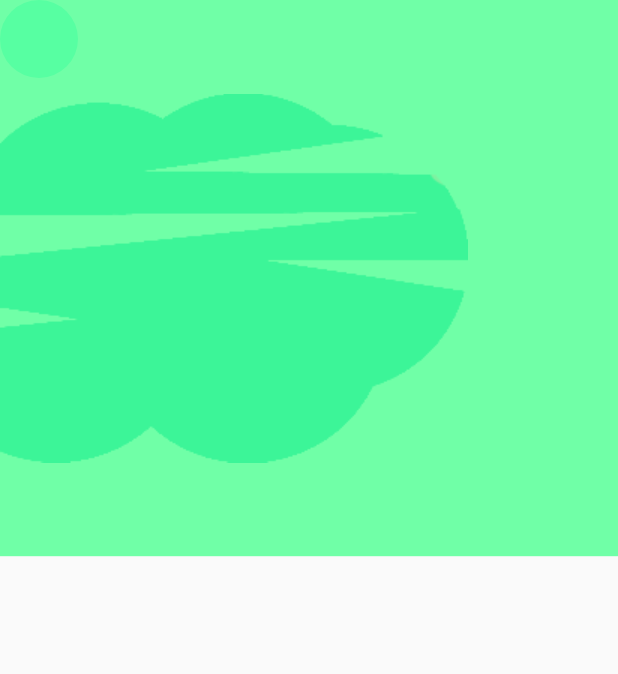
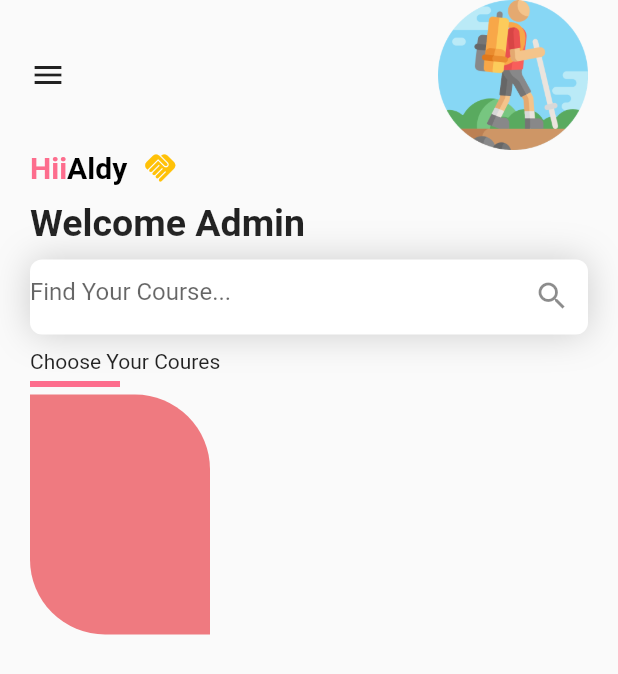
Before and after one commit to aldy202/naturehike, a Flutter app: the screen it shows after launch, on a phone screen of 412 x 824 dp. Shown: the top 674 px of the screen. Run offline on Flutter 3.47's test engine with Material 2 defaults, Android fonts, the phone set to English and light mode, and no system bars; our stand-ins replace cloud_firestore, firebase_auth, firebase_core; accounts and stored records are empty.

Commit message:
pembuatan home page

```diff
--- a/lib/view/home.dart
+++ b/lib/view/home.dart
@@ -5,38 +5,128 @@ import 'package:flutter/src/widgets/placeholder.dart';
 class Home extends StatelessWidget {
   @override
   Widget build(BuildContext context) {
-    var size = MediaQuery.of(context)
-      .size;
     return Scaffold(
-      body: Stack(
-        children: <Widget>[
-          Container(
-            height: size.height * .45,
-            decoration: BoxDecoration(
-              color: Color.fromARGB(255, 112, 255, 167),
-              image: DecorationImage(
-                alignment: Alignment.centerLeft,
-                image: AssetImage("assets/images/gelombang.png"),
-
-              )
-            ),
+      body: SafeArea(
+          child: SingleChildScrollView(
+        child: Padding(
+          padding: const EdgeInsets.only(left: 20, right: 20),
+          child: Column(
+            crossAxisAlignment: CrossAxisAlignment.start,
+            children: [
+              Row(
+                mainAxisAlignment: MainAxisAlignment.spaceBetween,
+                children: [
+                  const Icon(Icons.menu),
+                  Image.asset(
+                    "assets/images/hiking.png",
+                    height: 100,
+                    width: 100,
+                  )
+                ],
+              ),
+              Row(
+                children: [
+                  RichText(
+                    text: TextSpan(
+                      children: [
+                        TextSpan(
+                          text: "Hii",
+                          style: TextStyle(
+                              color: Color(0xfffD6D8D),
+                              fontSize: 20,
+                              fontWeight: FontWeight.w600),
+                        ),
+                        TextSpan(
+                          text: "Aldy",
+                          style: TextStyle(
+                              color: Colors.black,
+                              fontSize: 20,
+                              fontWeight: FontWeight.w600),
+                        ),
+                      ],
+                    ),
+                  ),
+                  SizedBox(
+                    width: 10,
+                  ),
+                  Icon(
+                    Icons.handshake,
+                    color: Colors.amber,
+                  )
+                ],
+              ),
+              SizedBox(
+                height: 10,
+              ),
+              Text(
+                "Welcome Admin",
+                style: TextStyle(fontWeight: FontWeight.bold, fontSize: 25),
+              ),
+              SizedBox(
+                height: 10,
+              ),
+              Container(
+                width: MediaQuery.of(context).size.width,
+                height: 50,
+                decoration: BoxDecoration(
+                  boxShadow: [
+                    BoxShadow(
+                      blurRadius: 20,
+                      color: Colors.grey.withOpacity(0.5),
+                    )
+                  ],
+                  color: Colors.white,
+                  borderRadius: BorderRadius.circular(8),
+                ),
+                child: TextField(
+                  decoration: InputDecoration(
+                      border: InputBorder.none,
+                      hintText: "Find Your Course...",
+                      suffixIcon: Icon(Icons.search)),
+                ),
+              ),
+              SizedBox(
+                height: 10,
+              ),
+              Row(
+                mainAxisAlignment: MainAxisAlignment.spaceBetween,
+                children: [
+                  Column(
+                    crossAxisAlignment: CrossAxisAlignment.start,
+                    children: [
+                      Text(
+                        "Choose Your Coures",
+                      ),
+                      SizedBox(
+                        height: 5,
+                      ),
+                      Container(
+                        width: 60,
+                        height: 4,
+                        color: Color(0xffFD6D8D),
+                      )
+                    ],
+                  ),
+                ],
+              ),
+              SizedBox(
+                height: 5,
+              ),
+              Container(
+                width: 120,
+                height: 160,
+                decoration: BoxDecoration(
+                  color: Color(0xffEF7A80),
+                  borderRadius: BorderRadius.only(
+                    topRight: Radius.circular(50),
+                    bottomLeft: Radius.circular(50),
+                  )
+                ),
+              ),
+            ],
           ),
-          SafeArea(
-            child: Column(
-            children: <Widget>[
-              Container(
-                height: 52,
-                width: 52,
-                decoration: BoxDecoration(
-                  color: Color.fromARGB(255, 87, 255, 162),
-                  shape: BoxShape.circle,
-                ),
-              )
-            ]),
-          )
-
-
-        ]),
+        ),
+      )),
     );
   }
 }
```
